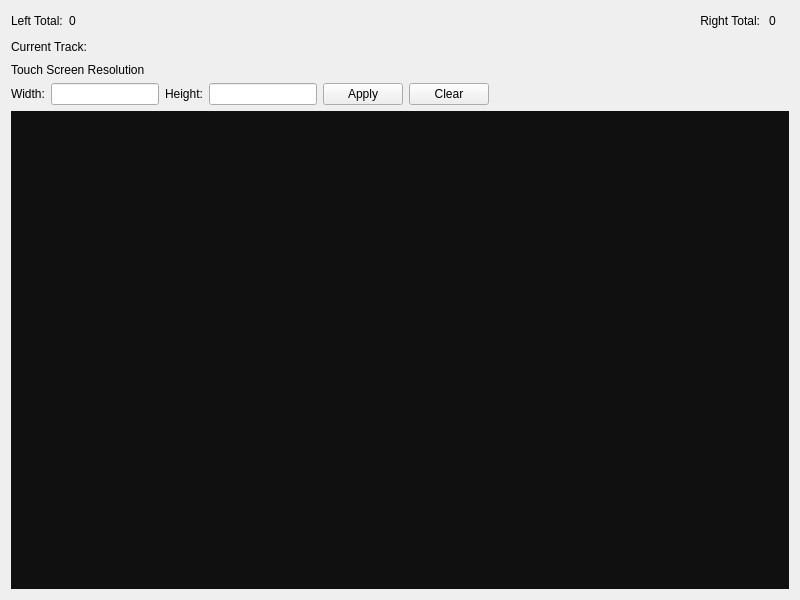
Above: lab/src/gui/mice_track.ui from VanilaMao/Mice_Guru before the change. Below: the same form after it.
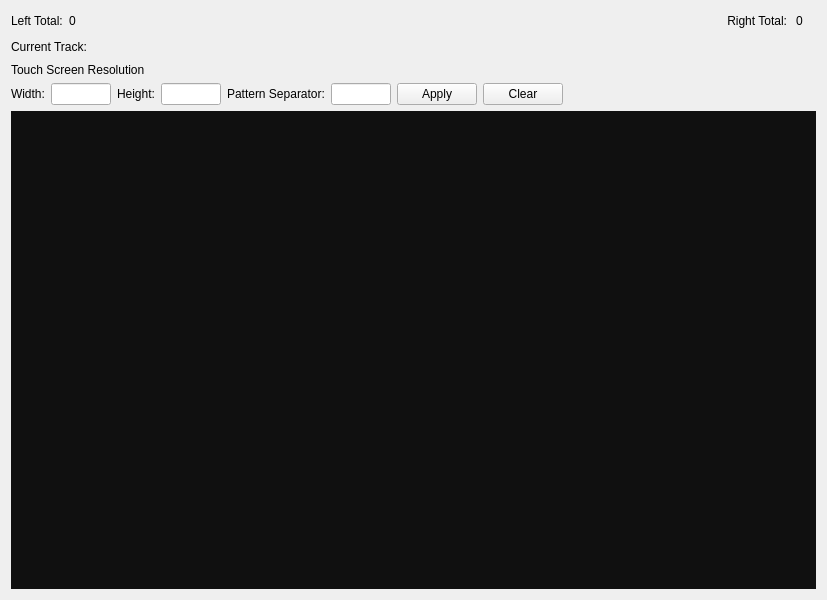
That is the form after the change.

Diff of the .ui file:
```diff
--- a/lab/src/gui/mice_track.ui
+++ b/lab/src/gui/mice_track.ui
@@ -6,7 +6,7 @@
    <rect>
     <x>0</x>
     <y>0</y>
-    <width>800</width>
+    <width>827</width>
     <height>600</height>
    </rect>
   </property>
@@ -142,6 +142,12 @@
          <verstretch>0</verstretch>
         </sizepolicy>
        </property>
+        <property name="maximumSize">
+         <size>
+          <width>60</width>
+          <height>16777215</height>
+         </size>
+        </property>
       </widget>
      </item>
      <item>
@@ -164,6 +170,41 @@
          <horstretch>0</horstretch>
          <verstretch>0</verstretch>
         </sizepolicy>
+        </property>
+        <property name="maximumSize">
+         <size>
+          <width>60</width>
+          <height>16777215</height>
+         </size>
+        </property>
+       </widget>
+      </item>
+      <item>
+       <widget class="QLabel" name="label_5">
+        <property name="sizePolicy">
+         <sizepolicy hsizetype="Fixed" vsizetype="Fixed">
+          <horstretch>0</horstretch>
+          <verstretch>0</verstretch>
+         </sizepolicy>
+        </property>
+        <property name="text">
+         <string>Pattern Separator:</string>
+        </property>
+       </widget>
+      </item>
+      <item>
+       <widget class="QLineEdit" name="PatternSeparator">
+        <property name="sizePolicy">
+         <sizepolicy hsizetype="Fixed" vsizetype="Fixed">
+          <horstretch>0</horstretch>
+          <verstretch>0</verstretch>
+         </sizepolicy>
+        </property>
+        <property name="maximumSize">
+         <size>
+          <width>60</width>
+          <height>16777215</height>
+         </size>
        </property>
       </widget>
      </item>
```
Left out of the diff: 2 changed lines with no effect on the pictures. Lines whose indentation alone changed are shown as unchanged.
